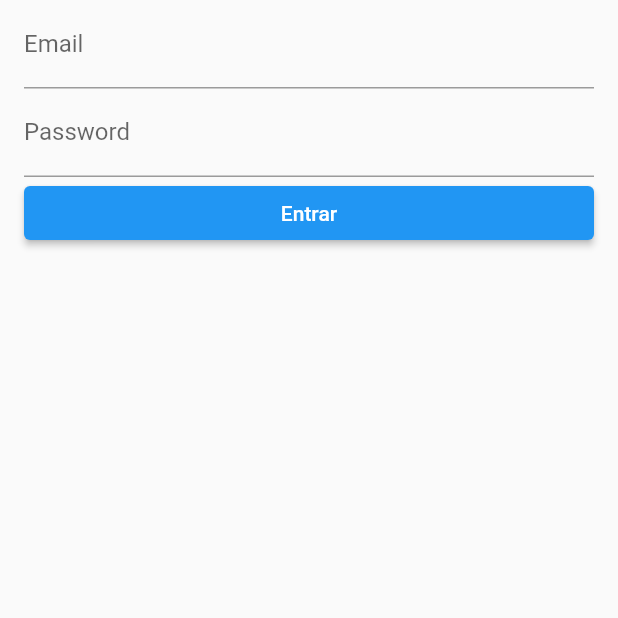
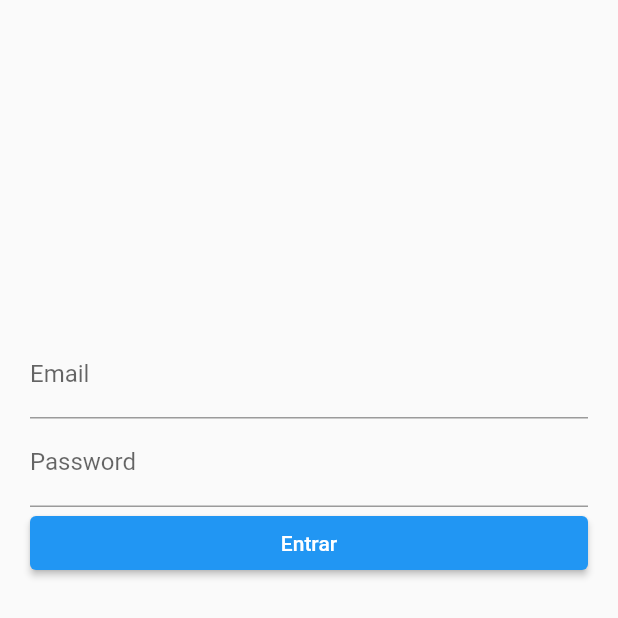
Before and after one commit to LuccasNog/login_api, a Flutter app: the screen it shows after launch, on a phone screen of 412 x 824 dp, the top half of it. Run offline on Flutter 3.47's test engine with Material 2 defaults, Android fonts, the phone set to English and light mode, and no system bars; our stand-ins replace shared_preferences.

```diff
--- a/lib/login_page.dart
+++ b/lib/login_page.dart
@@ -26,7 +26,7 @@ class _LoginPageState extends State<LoginPage> {
         body: Form(
       key: _formkey,
       child: SingleChildScrollView(
-        padding: EdgeInsets.symmetric(horizontal: 16),
+        padding: EdgeInsets.fromLTRB(20, 220, 20, 50),
         child: Column(
           crossAxisAlignment: CrossAxisAlignment.stretch,
           children: [
@@ -104,6 +104,9 @@ class _LoginPageState extends State<LoginPage> {
       'password': _passwordController.text
     });
     if (response.statusCode == 200) {
+      //metodo para salvar o token no servidor
+      await sharedPreferences.setString(
+          'token', "Token ${jsonDecode(response.body)['token']}");
       //retornando token
       print(jsonDecode(response.body)['token']);
       return true;
```
